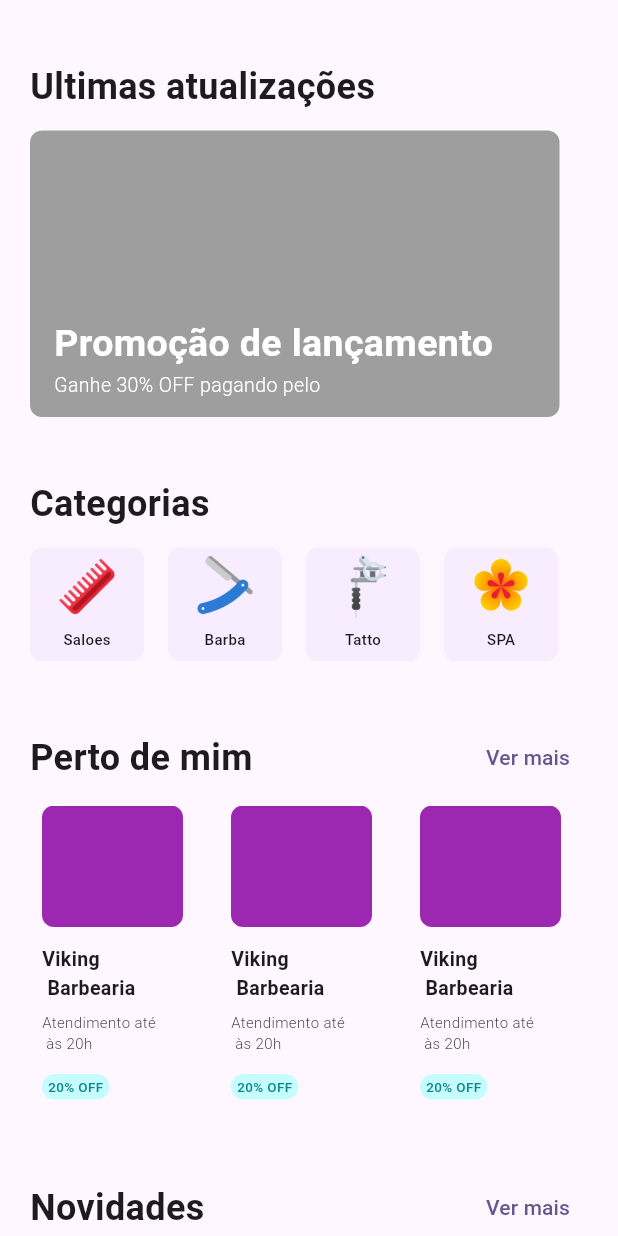
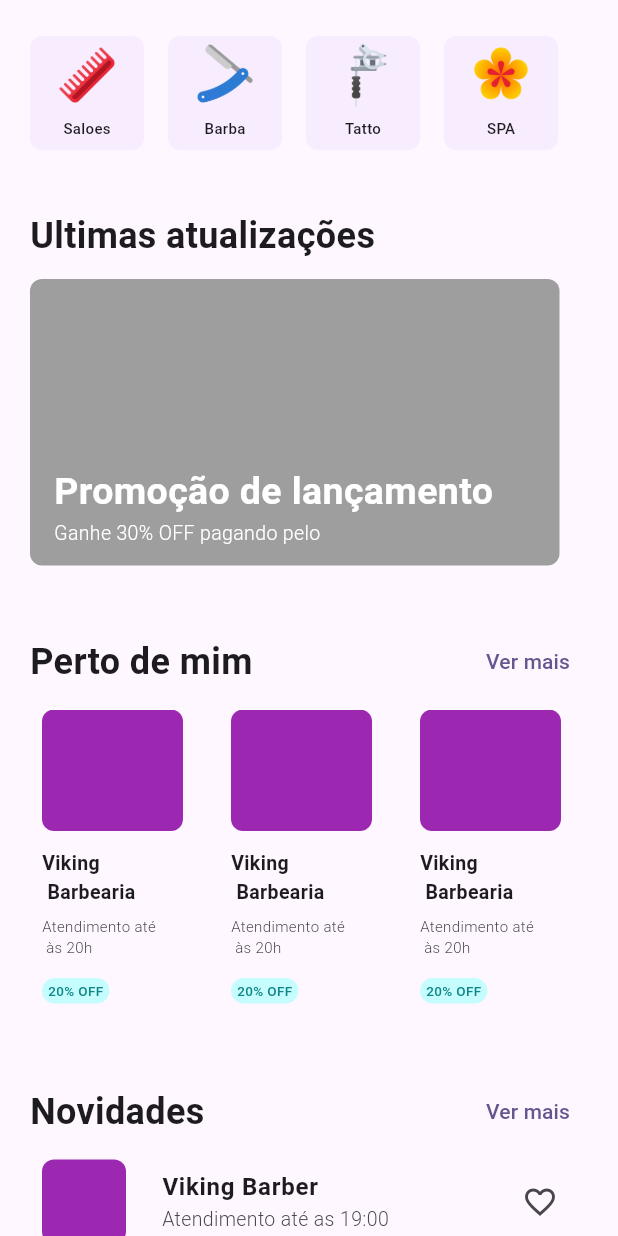
Before and after one commit to iCarlosAugusto/cabelim_app, a Flutter app: the screen it shows after launch, on a phone screen of 412 x 824 dp. Run offline on Flutter 3.47's test engine with Material 2 defaults, Android fonts, the light colour scheme and no system bars; our stand-ins replace firebase_core, google_sign_in, like_button; accounts and stored records are empty; Roboto replaces fonts that are missing (Urbanist).

Commit message:
feat: :sparkles: Mudado a posicao das categorias

```diff
--- a/lib/pages/home/home_page.dart
+++ b/lib/pages/home/home_page.dart
@@ -18,9 +18,45 @@ class HomePage extends StatelessWidget {
         mainAxisSize: MainAxisSize.min,
         crossAxisAlignment: CrossAxisAlignment.start,
         children: [
+          Container(
+            margin: const EdgeInsets.only(top: 24),
+            child: Row(
+              children: [
+                Container(
+                  margin: const EdgeInsets.only(right: 16),
+                  child: CategoryWidget(
+                  title: "Saloes",
+                  imageUrl: "assets/salao.png",
+                  onTap: () {},
+                ),
+              ) ,
+                Container(
+                  margin: const EdgeInsets.only(right: 16),
+                  child: CategoryWidget(
+                  title: "Barba",
+                  imageUrl: "assets/barbearia.png",
+                  onTap: () {},
+                ),
+              ) ,
+                Container(
+                  margin: const EdgeInsets.only(right: 16),
+                  child: CategoryWidget(
+                  title: "Tatto",
+                  imageUrl: "assets/tatuagem.png",
+                  onTap: () {},
+                ),
+              ) ,
+                CategoryWidget(
+                  title: "SPA",
+                  imageUrl: "assets/spa.png",
+                  onTap: () {},
+                ),
+              ],
+            ),
+          ),
           const TextWidget(
             "Ultimas atualizações",
-            margin: EdgeInsets.only(top: 41, bottom: 12),
+            margin: EdgeInsets.only(top: 40, bottom: 12),
             customWeight: FontWeight.w600,
           ),
 
@@ -56,45 +92,6 @@ class HomePage extends StatelessWidget {
                 ),
               ],
             ),
-          ),
-          const TextWidget(
-            "Categorias",
-            margin: EdgeInsets.only(top: 41, bottom: 12),
-            customWeight: FontWeight.w600,
-          ),
-
-          Row(
-            children: [
-              Container(
-                margin: const EdgeInsets.only(right: 16),
-                child: CategoryWidget(
-                title: "Saloes",
-                imageUrl: "assets/salao.png",
-                onTap: () {},
-              ),
-            ) ,
-              Container(
-                margin: const EdgeInsets.only(right: 16),
-                child: CategoryWidget(
-                title: "Barba",
-                imageUrl: "assets/barbearia.png",
-                onTap: () {},
-              ),
-            ) ,
-              Container(
-                margin: const EdgeInsets.only(right: 16),
-                child: CategoryWidget(
-                title: "Tatto",
-                imageUrl: "assets/tatuagem.png",
-                onTap: () {},
-              ),
-            ) ,
-              CategoryWidget(
-                title: "SPA",
-                imageUrl: "assets/spa.png",
-                onTap: () {},
-              ),
-            ],
           ),
           Container(
             margin: const EdgeInsets.only(top: 40),
```
